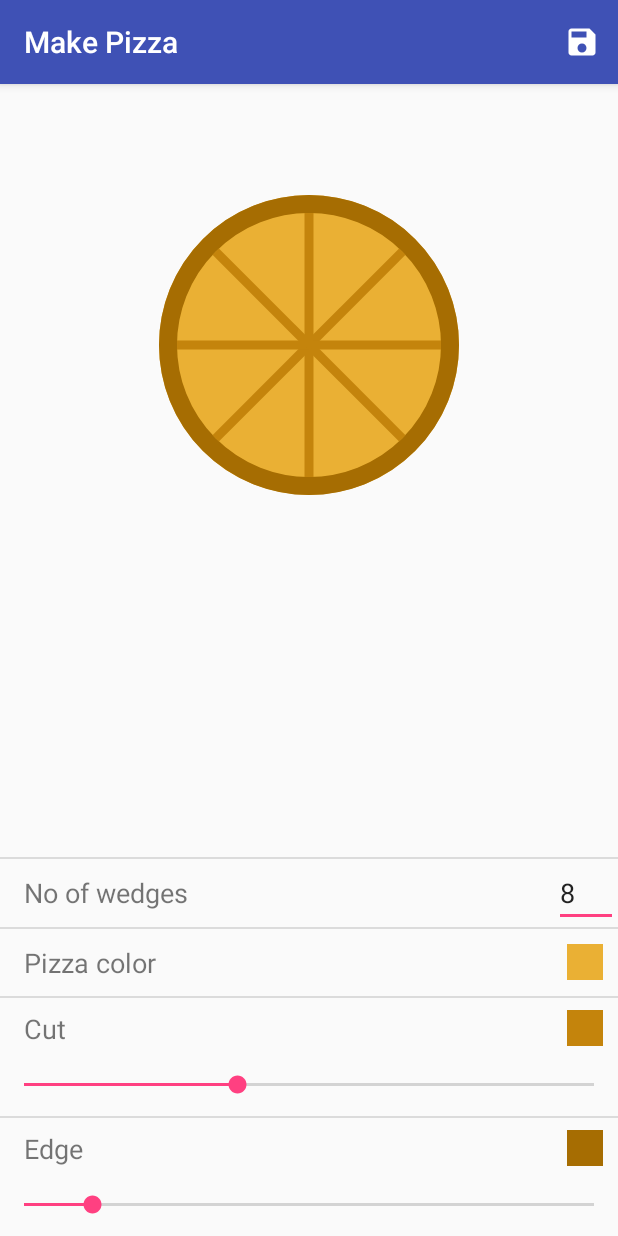
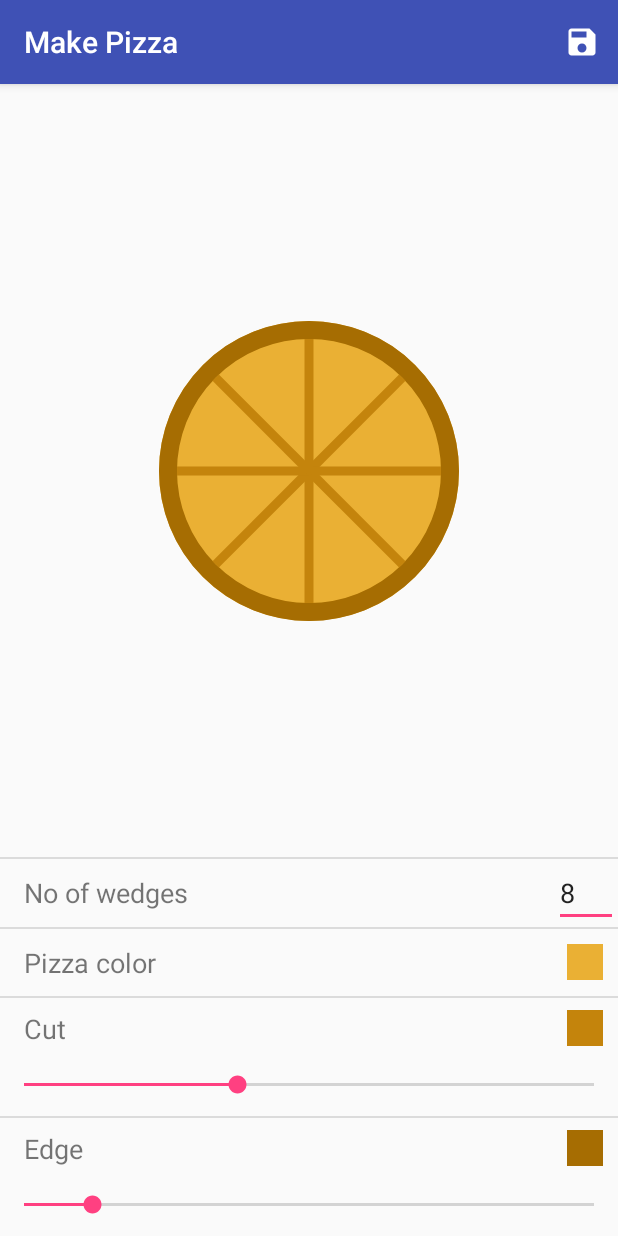
Before and after one commit to Shailesh351/android-pizza, an Android app: the screen it shows after launch (MainActivity), on a phone screen of 412 x 824 dp. Run offline under Robolectric (Android 15) with nearby library versions, the phone set to English and light mode, and no system bars; libraries missing offline, so code that uses them is left out: com.android.colorpicker.

Commit message:
feat: Update to ConstraintLayout

```diff
--- a/app/src/main/java/me/shellbell/makepizza/MainActivity.kt
+++ b/app/src/main/java/me/shellbell/makepizza/MainActivity.kt
@@ -85,7 +85,7 @@ class MainActivity : AppCompatActivity() {
 					try {
 						noOfWedgesEditText.text.toString().toInt()
 						pizza.noOfWedges = noOfWedgesEditText.text.toString().toInt()
-                    } catch (e: NumberFormatException) {
+					} catch (e: Throwable) {
 						Toast.makeText(this, "Not an integer", Toast.LENGTH_SHORT).show()
 						noOfWedgesEditText.setText("0")
 						pizza.noOfWedges = 0
--- a/app/src/main/res/layout/activity_main.xml
+++ b/app/src/main/res/layout/activity_main.xml
@@ -1,5 +1,5 @@
 <?xml version="1.0" encoding="utf-8"?>
-<RelativeLayout xmlns:android="http://schemas.android.com/apk/res/android"
+<android.support.constraint.ConstraintLayout xmlns:android="http://schemas.android.com/apk/res/android"
     xmlns:app="http://schemas.android.com/apk/res-auto"
     xmlns:tools="http://schemas.android.com/tools"
     android:layout_width="match_parent"
@@ -13,13 +13,20 @@
         android:layout_height="200dp"
         android:layout_alignParentTop="true"
         android:layout_centerHorizontal="true"
-        android:layout_marginTop="74dp"
+        android:layout_marginStart="8dp"
+        android:layout_marginLeft="8dp"
+        android:layout_marginTop="8dp"
+        android:layout_marginEnd="8dp"
+        android:layout_marginRight="8dp"
+        android:layout_marginBottom="8dp"
         android:foregroundGravity="center"
         app:color="@color/pizza_color"
         app:cut_color="@color/pizza_cut"
         app:cut_width="6dp"
         app:edge_color="@color/pizza_edge"
         app:edge_width="12dp"
+        app:layout_constraintBottom_toTopOf="@+id/linearLayout"
+        app:layout_constraintEnd_toEndOf="parent"
         app:layout_constraintStart_toStartOf="parent"
         app:layout_constraintTop_toTopOf="parent"
         app:no_of_wedges="8" />
@@ -28,8 +35,10 @@
         android:id="@+id/linearLayout"
         android:layout_width="match_parent"
         android:layout_height="wrap_content"
-        android:layout_alignParentBottom="true"
-        android:orientation="vertical">
+        android:orientation="vertical"
+        app:layout_constraintBottom_toBottomOf="parent"
+        app:layout_constraintEnd_toEndOf="parent"
+        app:layout_constraintStart_toStartOf="parent">
 
         <View
             android:layout_width="match_parent"
@@ -43,10 +52,10 @@
             <TextView
                 android:layout_width="wrap_content"
                 android:layout_height="wrap_content"
+                android:paddingLeft="16dp"
+                android:paddingTop="10dp"
+                android:paddingRight="16dp"
                 android:paddingBottom="10dp"
-                android:paddingLeft="16dp"
-                android:paddingRight="16dp"
-                android:paddingTop="10dp"
                 android:text="@string/no_of_wedges"
                 android:textSize="18sp" />
 
@@ -72,10 +81,10 @@
             <TextView
                 android:layout_width="wrap_content"
                 android:layout_height="wrap_content"
+                android:paddingLeft="16dp"
+                android:paddingTop="10dp"
+                android:paddingRight="16dp"
                 android:paddingBottom="10dp"
-                android:paddingLeft="16dp"
-                android:paddingRight="16dp"
-                android:paddingTop="10dp"
                 android:text="@string/pizza_color"
                 android:textSize="18sp" />
 
@@ -105,10 +114,10 @@
             <TextView
                 android:layout_width="wrap_content"
                 android:layout_height="wrap_content"
+                android:paddingLeft="16dp"
+                android:paddingTop="8dp"
+                android:paddingRight="8dp"
                 android:paddingBottom="8dp"
-                android:paddingLeft="16dp"
-                android:paddingRight="8dp"
-                android:paddingTop="8dp"
                 android:text="@string/cut"
                 android:textSize="18sp" />
 
@@ -131,10 +140,10 @@
             android:layout_width="match_parent"
             android:layout_height="wrap_content"
             android:layout_marginBottom="4dp"
-            android:paddingBottom="8dp"
             android:paddingLeft="16dp"
+            android:paddingTop="8dp"
             android:paddingRight="16dp"
-            android:paddingTop="8dp" />
+            android:paddingBottom="8dp" />
 
         <View
             android:layout_width="match_parent"
@@ -148,10 +157,10 @@
             <TextView
                 android:layout_width="wrap_content"
                 android:layout_height="wrap_content"
+                android:paddingLeft="16dp"
+                android:paddingTop="8dp"
+                android:paddingRight="8dp"
                 android:paddingBottom="8dp"
-                android:paddingLeft="16dp"
-                android:paddingRight="8dp"
-                android:paddingTop="8dp"
                 android:text="@string/edge"
                 android:textSize="18sp" />
 
@@ -175,11 +184,11 @@
             android:layout_height="wrap_content"
             android:layout_marginBottom="4dp"
             android:padding="8dp"
-            android:paddingBottom="8dp"
             android:paddingLeft="16dp"
+            android:paddingTop="8dp"
             android:paddingRight="16dp"
-            android:paddingTop="8dp" />
+            android:paddingBottom="8dp" />
 
     </LinearLayout>
 
-</RelativeLayout>
+</android.support.constraint.ConstraintLayout>
--- a/build.gradle
+++ b/build.gradle
@@ -1,13 +1,13 @@
 // Top-level build file where you can add configuration options common to all sub-projects/modules.
 
 buildscript {
-    ext.kotlin_version = '1.2.10'
+    ext.kotlin_version = '1.3.10'
     repositories {
         google()
         jcenter()
     }
     dependencies {
-        classpath 'com.android.tools.build:gradle:3.0.1'
+        classpath 'com.android.tools.build:gradle:3.4.0'
         classpath "org.jetbrains.kotlin:kotlin-gradle-plugin:$kotlin_version"
 
         // NOTE: Do not place your application dependencies here; they belong
```
Also changed, not shown: app/build.gradle (+5 -5 lines), gradle/wrapper/gradle-wrapper.properties. Lines whose indentation alone changed are shown as unchanged.
